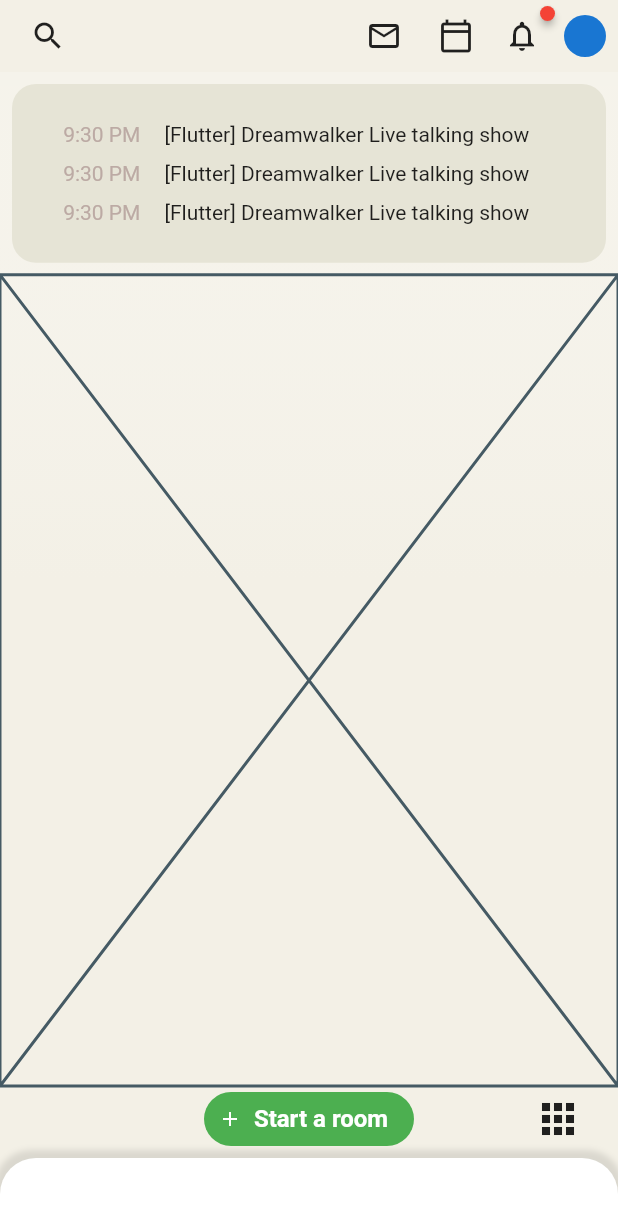
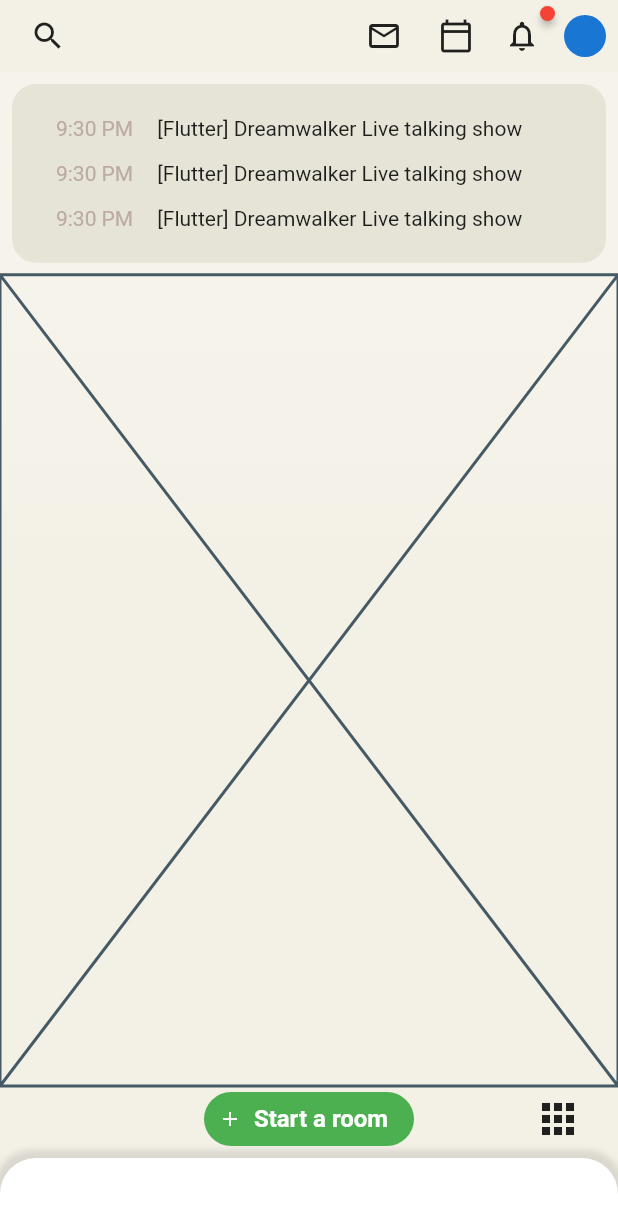
Before and after one commit to JAICHANGPARK/flutter_notebook_11th_story, a Flutter app: the screen it shows after launch, on a phone screen of 412 x 824 dp. Shown: the top 1230 px of the screen. Run offline on Flutter 3.47's test engine with Material 2 defaults, Android fonts, the phone set to English and light mode, and no system bars; drawn by our look-alikes of badges; our stand-ins replace backdrop.

Commit message:
Update clubhouse_home_page.dart

```diff
--- a/lib/ep701_clubhouse/ui/clubhouse_home_page.dart
+++ b/lib/ep701_clubhouse/ui/clubhouse_home_page.dart
@@ -65,7 +65,7 @@ class _ClubhouseHomePageState extends State<ClubhouseHomePage> {
                             color: Color(0xffe6e4d6) // 230 228 214  e6 e4 d6,
                             ,
                             borderRadius: BorderRadius.circular(16)),
-                        padding: EdgeInsets.all(16),
+                        padding: EdgeInsets.all(8),
                         child: Column(
                           mainAxisAlignment: MainAxisAlignment.spaceEvenly,
                           children: [
```
